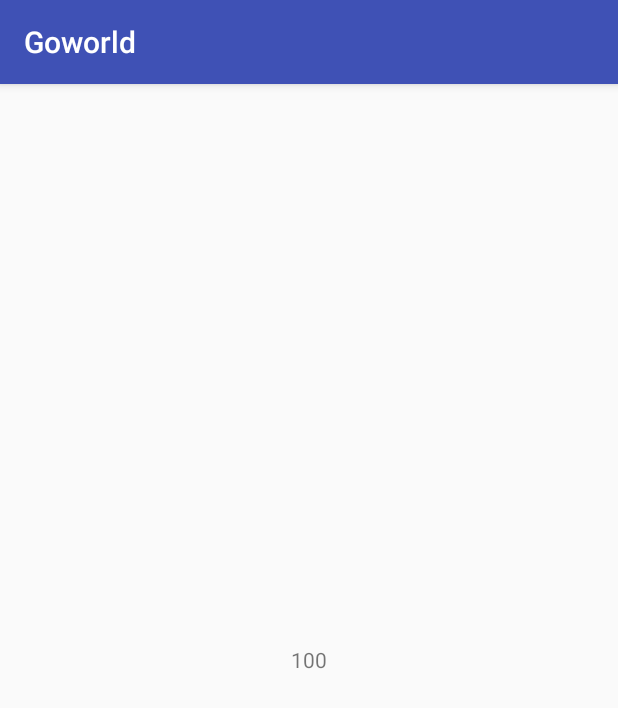
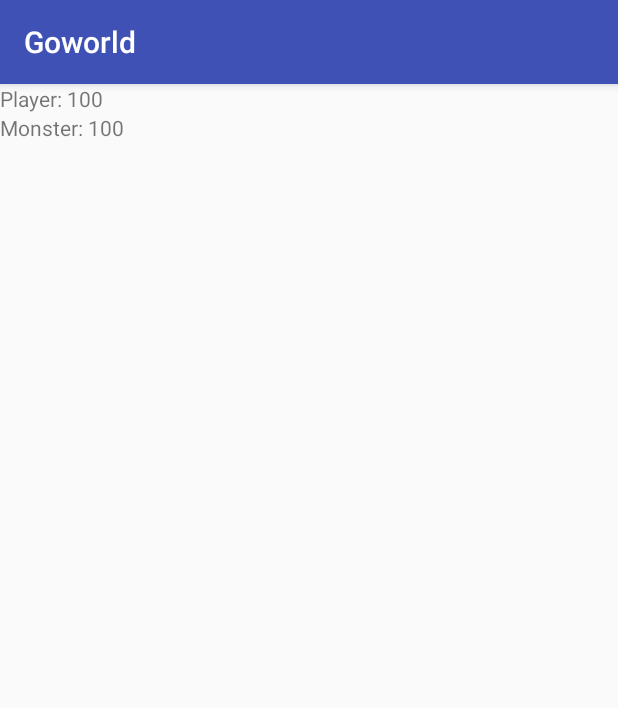
Before and after one commit to marcinrogacki/Goworld, an Android app: the screen it shows after launch (MainActivity), on a phone screen of 412 x 824 dp. Shown: the top 708 px of the screen. Run offline under Robolectric (Android 15) with nearby library versions, the phone set to English and light mode, and no system bars; libraries missing offline, so code that uses them is left out: com.github.pwittchen.swipe; 3 statements that could not run were skipped.

Commit message:
Player vs monster
new file:   app/src/main/java/io/github/marcinrogacki/goworld/Battle.java
renamed:    app/src/main/java/io/github/marcinrogacki/goworld/Player.java -> app/src/main/java/io/github/marcinrogacki/goworld/Character.java
modified:   app/src/main/java/io/github/marcinrogacki/goworld/MainActivity.java
modified:   app/src/main/res/layout/activity_main.xml

```diff
--- /dev/null
+++ b/app/src/main/java/io/github/marcinrogacki/goworld/Battle.java
@@ -0,0 +1,6 @@
+package io.github.marcinrogacki.goworld;
+
+import io.github.marcinrogacki.goworld.Character;
+
+public class Battle {
+}
--- a/app/src/main/java/io/github/marcinrogacki/goworld/Player.java
+++ b/app/src/main/java/io/github/marcinrogacki/goworld/Character.java
@@ -1,18 +1,41 @@
 package io.github.marcinrogacki.goworld;
 
-public class Player {
+import java.util.Random;
+
+public class Character {
     private int life = 100;
+    private int damage = 10;
 
-    public void reduceLife()
+    public void attack(Character subject)
     {
-        if (life > 0) {
-            life--;
+        subject.takeDamage(getDamage());
+    }
+
+    public void takeDamage(int amount)
+    {
+        life = life - amount;
+        if (life < 0) {
+            life = 0;
+        }
+    }
+
+    public void heal()
+    {
+        life = life + getDamage() * 2;
+        if (life > 100) {
+            life = 100;
         }
     }
 
     public int getLife()
     {
         return life;
+    }
+
+    public int getDamage()
+    {
+        Random rand = new Random();
+        return rand.nextInt(10);
     }
 
     public String getLifeText()
--- a/app/src/main/java/io/github/marcinrogacki/goworld/MainActivity.java
+++ b/app/src/main/java/io/github/marcinrogacki/goworld/MainActivity.java
@@ -9,13 +9,15 @@ import android.widget.TextView;
 import com.github.pwittchen.swipe.library.Swipe;
 import com.github.pwittchen.swipe.library.SwipeListener;
 
-import io.github.marcinrogacki.goworld.Player;
+import io.github.marcinrogacki.goworld.Character;
+import io.github.marcinrogacki.goworld.Battle;
 
 public class MainActivity extends AppCompatActivity {
 
     ViewAnimator viewAnimator;
     private Swipe swipe;
-    Player player;
+    private Character player;
+    private Character monster;
 
     @Override
     protected void onCreate(Bundle savedInstanceState) {
@@ -26,7 +28,8 @@ public class MainActivity extends AppCompatActivity {
         swipe = new Swipe(70, 300);
         SwipeListener swipeListener = createSwipeListener();
         swipe.setListener(swipeListener);
-        player = new Player();
+        player = new Character();
+        monster = new Character();
         updateScreens();
     }
 
@@ -42,8 +45,8 @@ public class MainActivity extends AppCompatActivity {
             }
 
             @Override public void onSwipedLeft(final MotionEvent event) {
-              viewAnimator.showPrevious();
-              player.reduceLife();
+              player.heal();
+              monster.heal();
               updateScreens();
             }
 
@@ -51,8 +54,8 @@ public class MainActivity extends AppCompatActivity {
             }
 
             @Override public void onSwipedRight(final MotionEvent event) {
-              viewAnimator.showNext();
-              player.reduceLife();
+              player.attack(monster);
+              monster.attack(player);
               updateScreens();
             }
 
@@ -71,9 +74,10 @@ public class MainActivity extends AppCompatActivity {
     }
 
     private void updateScreens() {
-      TextView stats = (TextView)findViewById(R.id.stats);
-      stats.setText(String.valueOf(player.getLife()));
-      TextView view = (TextView)findViewById(R.id.view);
-      view.setText(player.getLifeText());
+        TextView playerView = (TextView)findViewById(R.id.player);
+        playerView.setText(String.valueOf("Player: " + player.getLife()));
+
+        TextView monsterView = (TextView)findViewById(R.id.monster);
+        monsterView.setText(String.valueOf("Monster: " + monster.getLife()));
     }
 }
--- a/app/src/main/res/layout/activity_main.xml
+++ b/app/src/main/res/layout/activity_main.xml
@@ -1,36 +1,21 @@
 <?xml version="1.0" encoding="utf-8"?>
-<android.support.constraint.ConstraintLayout
-    xmlns:android="http://schemas.android.com/apk/res/android"
-    xmlns:app="http://schemas.android.com/apk/res-auto"
-    xmlns:tools="http://schemas.android.com/tools" android:layout_width="match_parent"
+<LinearLayout xmlns:android="http://schemas.android.com/apk/res/android"
+    android:layout_width="match_parent"
     android:layout_height="match_parent"
-    tools:context="io.github.marcinrogacki.goworld.MainActivity">
+    android:orientation="vertical">
+    <TextView
+        android:id="@+id/player"
+        android:layout_width="match_parent"
+        android:layout_height="wrap_content" />
+
+    <TextView
+        android:id="@+id/monster"
+        android:layout_width="match_parent"
+        android:layout_height="wrap_content" />
 
     <ViewAnimator
         android:id="@+id/viewanimator"
         android:layout_width="match_parent"
-        android:layout_height="match_parent" >
+        android:layout_height="match_parent" />
 
-        <TextView
-            android:id="@+id/stats"
-            android:layout_width="match_parent"
-            android:layout_height="match_parent"
-            android:gravity="center"
-            android:text="Hello"
-            app:layout_constraintBottom_toBottomOf="parent"
-            app:layout_constraintLeft_toLeftOf="parent"
-            app:layout_constraintRight_toRightOf="parent"
-            app:layout_constraintTop_toTopOf="parent" />
-
-        <TextView
-            android:id="@+id/view"
-            android:layout_width="match_parent"
-            android:layout_height="match_parent"
-            android:gravity="center"
-            android:text="World"
-            app:layout_constraintBottom_toBottomOf="parent"
-            app:layout_constraintLeft_toLeftOf="parent"
-            app:layout_constraintRight_toRightOf="parent"
-            app:layout_constraintTop_toTopOf="parent" />
-    </ViewAnimator>
-</android.support.constraint.ConstraintLayout>
+</LinearLayout>
```
